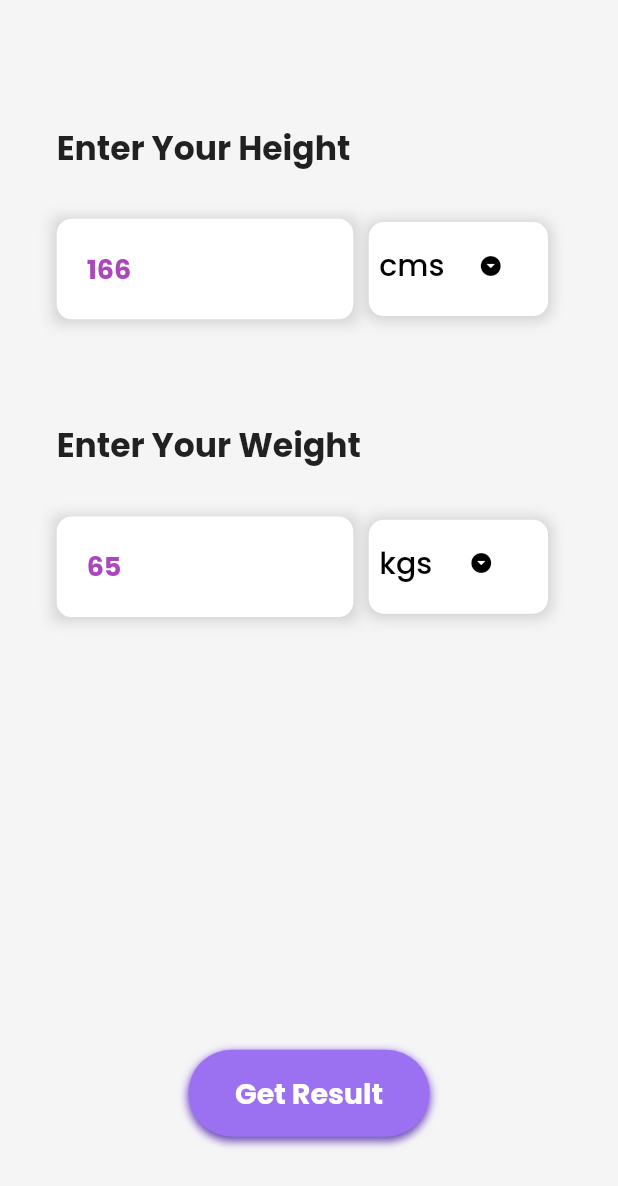
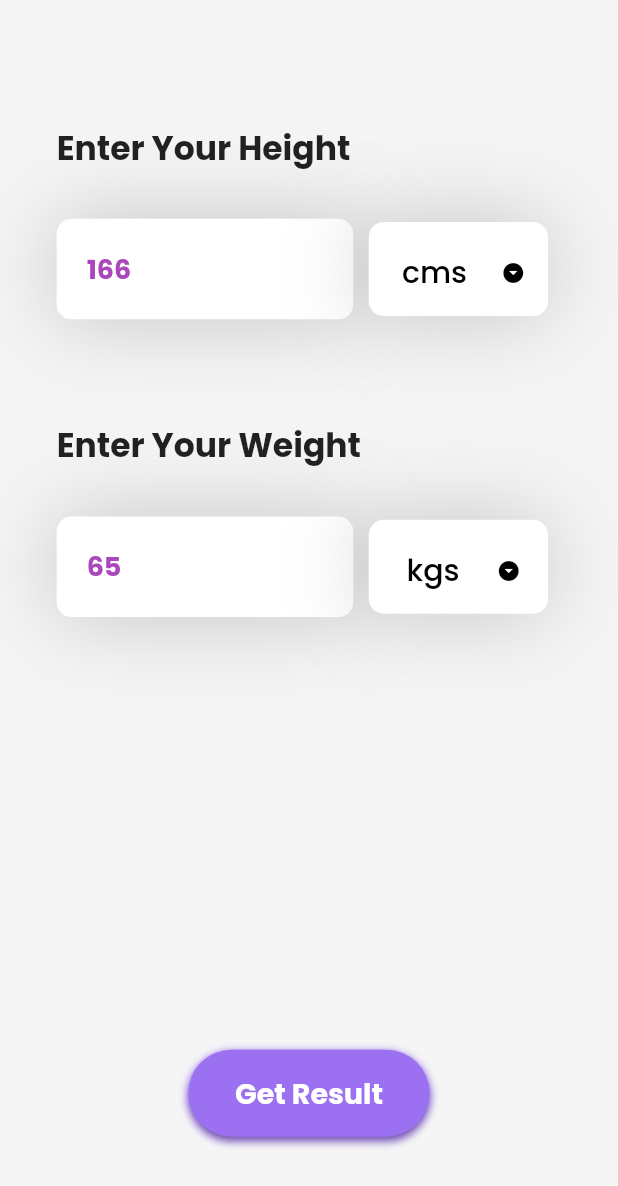
Before and after one commit to nikhil-RGB/BMI-calculator, a Flutter app: the InputPage screen opened directly, on a phone screen of 412 x 824 dp. Shown: the top 1186 px of the screen. Run offline on Flutter 3.47's test engine with Material 2 defaults, Android fonts, the phone set to English and light mode, and no system bars; our stand-ins replace google_fonts, logger.

Commit message:
💄Improve InputPage

```diff
--- a/lib/pages/InputPage.dart
+++ b/lib/pages/InputPage.dart
@@ -107,14 +107,14 @@ class _InputPageState extends State<InputPage> {
     return Container(
       width: MediaQuery.of(context).size.width * 0.48,
       margin: EdgeInsets.only(left: MediaQuery.of(context).size.width * 0.0917),
-      decoration: BoxDecoration(
+      decoration: const BoxDecoration(
         boxShadow: [
           BoxShadow(
-            color: Colors.grey.withOpacity(0.4),
-            spreadRadius: 2.3,
-            blurRadius: 7,
-            offset: const Offset(0, 1), // changes position of shadow
-          ),
+            color: Color(0x33000000),
+            spreadRadius: 0,
+            blurRadius: 50,
+            offset: Offset(0, 0), // changes position of shadow
+          )
         ],
       ),
       child: TextFormField(
@@ -179,12 +179,12 @@ class _InputPageState extends State<InputPage> {
       decoration: BoxDecoration(
         color: Colors.white,
         borderRadius: BorderRadius.circular(10),
-        boxShadow: [
+        boxShadow: const [
           BoxShadow(
-            color: Colors.grey.withOpacity(0.4),
-            spreadRadius: 2.3,
-            blurRadius: 7,
-            offset: const Offset(0, 1), // changes position of shadow
+            color: Color(0x33000000),
+            spreadRadius: 0,
+            blurRadius: 50,
+            offset: Offset(0, 0), // changes position of shadow
           )
         ],
       ),
@@ -196,6 +196,7 @@ class _InputPageState extends State<InputPage> {
         left: MediaQuery.of(context).size.width * 0.025,
         right: MediaQuery.of(context).size.width * 0.097,
       ),
+      child: Center(
         child: DropdownButton(
           underline: Container(
             height: 0,
@@ -235,6 +236,7 @@ class _InputPageState extends State<InputPage> {
             Icons.arrow_drop_down_circle,
             color: Colors.black,
             size: 16,
+          ),
         ),
       ),
     );
```
Lines whose indentation alone changed are shown as unchanged.
